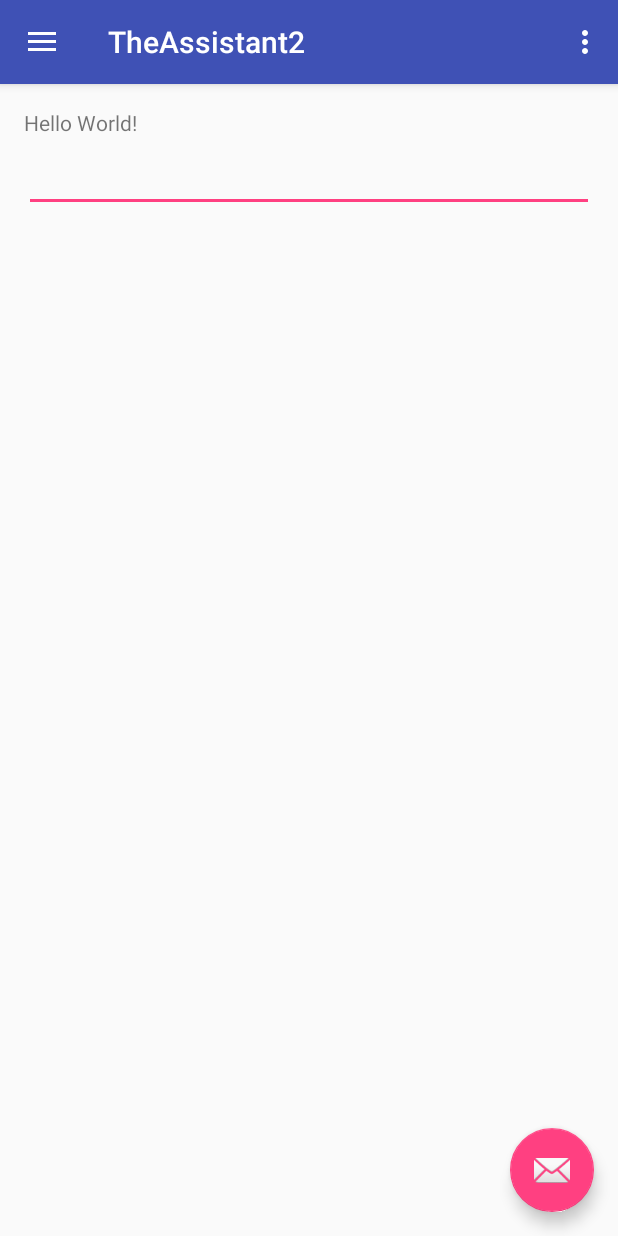
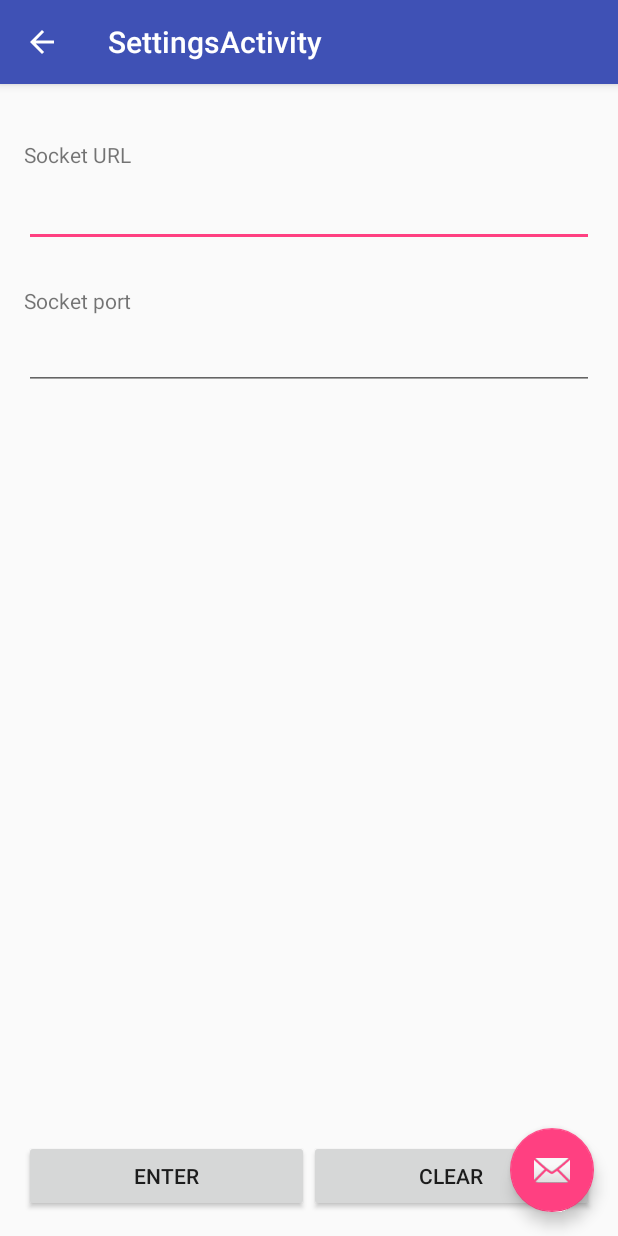
Before and after one commit to florianporada/bartimeus_v2_client_v2, an Android app: the screen it shows after launch (MainActivity before the commit, SettingsActivity after it), in the side drawer, after a tap on "Tools", on a phone screen of 412 x 824 dp. Run offline under Robolectric (Android 15) with nearby library versions, the light colour scheme and no system bars; 2 statements that could not run were skipped.

Commit message:
[WIP] added settings activity with shared preferences

```diff
--- a/mobile/src/main/AndroidManifest.xml
+++ b/mobile/src/main/AndroidManifest.xml
@@ -2,9 +2,14 @@
 <manifest xmlns:android="http://schemas.android.com/apk/res/android"
           package="com.example.florianporada.theassistant2">
 
+    <uses-feature
+            android:name="android.hardware.camera"
+            android:required="true"/>
+
     <uses-permission android:name="android.permission.WAKE_LOCK"/>
     <uses-permission android:name="android.permission.INTERNET"/>
     <uses-permission android:name="android.permission.ACCESS_NETWORK_STATE"/>
+    <uses-permission android:name="android.permission.WRITE_EXTERNAL_STORAGE"/>
 
     <application
             android:allowBackup="true"
@@ -16,6 +21,10 @@
                 android:name="com.google.android.gms.version"
                 android:value="@integer/google_play_services_version"/>
 
+        <meta-data
+                android:name="com.google.android.gms.vision.DEPENDENCIES"
+                android:value="barcode"/>
+
         <activity
                 android:name=".MainActivity"
                 android:label="@string/app_name"
@@ -26,6 +35,15 @@
                 <category android:name="android.intent.category.LAUNCHER"/>
             </intent-filter>
         </activity>
+        <activity
+                android:name=".SettingsActivity"
+                android:label="@string/title_activity_settings"
+                android:parentActivityName=".MainActivity"
+                android:theme="@style/AppTheme.NoActionBar">
+            <meta-data
+                    android:name="android.support.PARENT_ACTIVITY"
+                    android:value="com.example.florianporada.theassistant2.MainActivity"/>
+        </activity>
     </application>
 
 </manifest>
--- a/mobile/src/main/java/com/example/florianporada/theassistant2/MainActivity.java
+++ b/mobile/src/main/java/com/example/florianporada/theassistant2/MainActivity.java
@@ -1,12 +1,15 @@
 package com.example.florianporada.theassistant2;
 
+import android.app.Activity;
 import android.app.Notification;
+import android.content.Intent;
 import android.os.AsyncTask;
 import android.os.Bundle;
 import android.support.annotation.NonNull;
 import android.support.annotation.Nullable;
 import android.support.design.widget.FloatingActionButton;
 import android.support.design.widget.Snackbar;
+import android.support.v4.app.ActivityCompat;
 import android.support.v4.app.NotificationManagerCompat;
 import android.support.v7.app.NotificationCompat;
 import android.util.Log;
@@ -207,7 +210,8 @@ public class MainActivity extends AppCompatActivity
         } else if (id == R.id.nav_slideshow) {
 
         } else if (id == R.id.nav_manage) {
-
+            Intent intent = new Intent(getApplicationContext(), SettingsActivity.class);
+            startActivity(intent);
         } else if (id == R.id.nav_share) {
 
         } else if (id == R.id.nav_send) {
--- /dev/null
+++ b/mobile/src/main/java/com/example/florianporada/theassistant2/SettingsActivity.java
@@ -0,0 +1,76 @@
+package com.example.florianporada.theassistant2;
+
+import android.content.Context;
+import android.content.SharedPreferences;
+import android.os.Bundle;
+import android.support.design.widget.FloatingActionButton;
+import android.support.design.widget.Snackbar;
+import android.support.v7.app.AppCompatActivity;
+import android.support.v7.widget.Toolbar;
+import android.util.Log;
+import android.view.View;
+import android.widget.Button;
+import android.widget.EditText;
+
+public class SettingsActivity extends AppCompatActivity {
+    private static final String TAG = "SETTINGS_ACTIVITY";
+    private static final String PREFERENCE_FILE_KEY = "TheAssistantFile";
+
+    EditText mSocketPort;
+    EditText mSocketUrl;
+    Button mSettingsSave;
+    Button mSettingsBarcode;
+
+    private SharedPreferences sharedPreferences;
+    private SharedPreferences.Editor sharedPreferencesEditor;
+
+    @Override
+    protected void onCreate(Bundle savedInstanceState) {
+        super.onCreate(savedInstanceState);
+        setContentView(R.layout.activity_settings);
+        Toolbar toolbar = (Toolbar) findViewById(R.id.toolbar);
+        setSupportActionBar(toolbar);
+
+        sharedPreferences = getSharedPreferences(PREFERENCE_FILE_KEY, Context.MODE_PRIVATE);
+        sharedPreferencesEditor = sharedPreferences.edit();
+
+        FloatingActionButton fab = (FloatingActionButton) findViewById(R.id.fab);
+        fab.setOnClickListener(new View.OnClickListener() {
+            @Override
+            public void onClick(View view) {
+                Snackbar.make(view, "Replace with your own action", Snackbar.LENGTH_LONG)
+                        .setAction("Action", null).show();
+            }
+        });
+        getSupportActionBar().setDisplayHomeAsUpEnabled(true);
+
+        mSocketUrl = (EditText) findViewById(R.id.settings_editText_socketurl);
+        mSocketPort = (EditText) findViewById(R.id.settings_editText_socketport);
+
+
+        mSettingsSave = (Button) findViewById(R.id.settings_save);
+        mSettingsSave.setOnClickListener(new View.OnClickListener() {
+            @Override
+            public void onClick(View view) {
+                Log.d(TAG, "clicked save");
+                if (!mSocketUrl.getText().toString().matches("") && !mSocketPort.getText().toString().matches("")) {
+                    sharedPreferencesEditor.putString("keySocketURL", mSocketUrl.getText().toString());
+                    sharedPreferencesEditor.putInt("keySocketPort", Integer.parseInt(mSocketPort.getText().toString()));
+                    Log.d(TAG, sharedPreferencesEditor.commit() + "");
+                }
+            }
+        });
+
+        mSettingsBarcode = (Button) findViewById(R.id.settings_barcode);
+        mSettingsBarcode.setOnClickListener(new View.OnClickListener() {
+            @Override
+            public void onClick(View view) {
+                Log.d(TAG, "clicked barcode");
+                String test = sharedPreferences.getString("keySocketURL", null);
+                Log.d(TAG, test);
+            }
+        });
+
+    }
+
+}
--- /dev/null
+++ b/mobile/src/main/res/layout/activity_settings.xml
@@ -0,0 +1,35 @@
+<?xml version="1.0" encoding="utf-8"?>
+<android.support.design.widget.CoordinatorLayout
+        xmlns:android="http://schemas.android.com/apk/res/android"
+        xmlns:app="http://schemas.android.com/apk/res-auto"
+        xmlns:tools="http://schemas.android.com/tools"
+        android:layout_width="match_parent"
+        android:layout_height="match_parent"
+        android:fitsSystemWindows="true"
+        tools:context="com.example.florianporada.theassistant2.SettingsActivity">
+
+    <android.support.design.widget.AppBarLayout
+            android:layout_height="wrap_content"
+            android:layout_width="match_parent"
+            android:theme="@style/AppTheme.AppBarOverlay">
+
+        <android.support.v7.widget.Toolbar
+                android:id="@+id/toolbar"
+                android:layout_width="match_parent"
+                android:layout_height="?attr/actionBarSize"
+                android:background="?attr/colorPrimary"
+                app:popupTheme="@style/AppTheme.PopupOverlay"/>
+
+    </android.support.design.widget.AppBarLayout>
+
+    <include layout="@layout/content_settings"/>
+
+    <android.support.design.widget.FloatingActionButton
+            android:id="@+id/fab"
+            android:layout_width="wrap_content"
+            android:layout_height="wrap_content"
+            android:layout_gravity="bottom|end"
+            android:layout_margin="@dimen/fab_margin"
+            app:srcCompat="@android:drawable/ic_dialog_email"/>
+
+</android.support.design.widget.CoordinatorLayout>
--- /dev/null
+++ b/mobile/src/main/res/layout/content_settings.xml
@@ -0,0 +1,64 @@
+<?xml version="1.0" encoding="utf-8"?>
+<RelativeLayout
+        xmlns:android="http://schemas.android.com/apk/res/android"
+        xmlns:tools="http://schemas.android.com/tools"
+        xmlns:app="http://schemas.android.com/apk/res-auto"
+        android:id="@+id/content_settings"
+        android:layout_width="match_parent"
+        android:layout_height="match_parent"
+        android:paddingLeft="@dimen/activity_horizontal_margin"
+        android:paddingRight="@dimen/activity_horizontal_margin"
+        android:paddingTop="@dimen/activity_vertical_margin"
+        android:paddingBottom="@dimen/activity_vertical_margin"
+        app:layout_behavior="@string/appbar_scrolling_view_behavior"
+        tools:showIn="@layout/activity_settings"
+        tools:context="com.example.florianporada.theassistant2.SettingsActivity">
+
+    <EditText
+            android:layout_width="match_parent"
+            android:layout_height="wrap_content"
+            android:inputType="textPersonName"
+            android:ems="10"
+            android:layout_alignParentTop="true" android:layout_centerHorizontal="true" android:layout_marginTop="47dp"
+            android:id="@+id/settings_editText_socketurl"/>
+    <EditText
+            android:layout_width="match_parent"
+            android:layout_height="wrap_content"
+            android:inputType="numberDecimal"
+            android:ems="10"
+            android:layout_below="@+id/settings_editText_socketurl" android:layout_alignStart="@+id/settings_editText_socketurl"
+            android:layout_marginTop="50dp" android:id="@+id/settings_editText_socketport"/>
+    <TextView
+            android:text="@string/settings_socketport"
+            android:layout_width="match_parent"
+            android:layout_height="wrap_content" android:layout_below="@+id/settings_editText_socketurl"
+            android:layout_alignStart="@+id/settings_editText_socketport" android:layout_marginTop="26dp" android:id="@+id/textView4"/>
+    <TextView
+            android:text="@string/settings_socketurl"
+            android:layout_width="match_parent"
+            android:layout_height="wrap_content"
+            android:layout_marginTop="21dp" android:id="@+id/textView3" android:layout_alignParentTop="true"
+            android:layout_alignStart="@+id/settings_editText_socketurl"/>
+
+    <LinearLayout android:layout_width="match_parent"
+                  android:layout_height="wrap_content"
+                  android:layout_alignParentBottom="true"
+                  android:orientation="horizontal"
+                  android:layout_alignParentStart="true"
+    >
+
+        <Button android:layout_width="0dp"
+                android:layout_height="wrap_content"
+                android:text="Enter"
+                android:id="@+id/settings_save"
+                android:layout_weight="1"
+                android:layout_gravity="bottom"/>
+
+        <Button android:layout_width="0dp"
+                android:layout_height="wrap_content"
+                android:text="Clear"
+                android:id="@+id/settings_barcode"
+                android:layout_weight="1"
+                android:layout_gravity="bottom"/>
+    </LinearLayout>
+</RelativeLayout>
--- a/mobile/src/main/res/values/strings.xml
+++ b/mobile/src/main/res/values/strings.xml
@@ -5,4 +5,8 @@
     <string name="navigation_drawer_close">Close navigation drawer</string>
 
     <string name="action_settings">Settings</string>
+    <string name="title_activity_settings">SettingsActivity</string>
+
+    <string name="settings_socketport">Socket port</string>
+    <string name="settings_socketurl">Socket URL</string>
 </resources>
```
